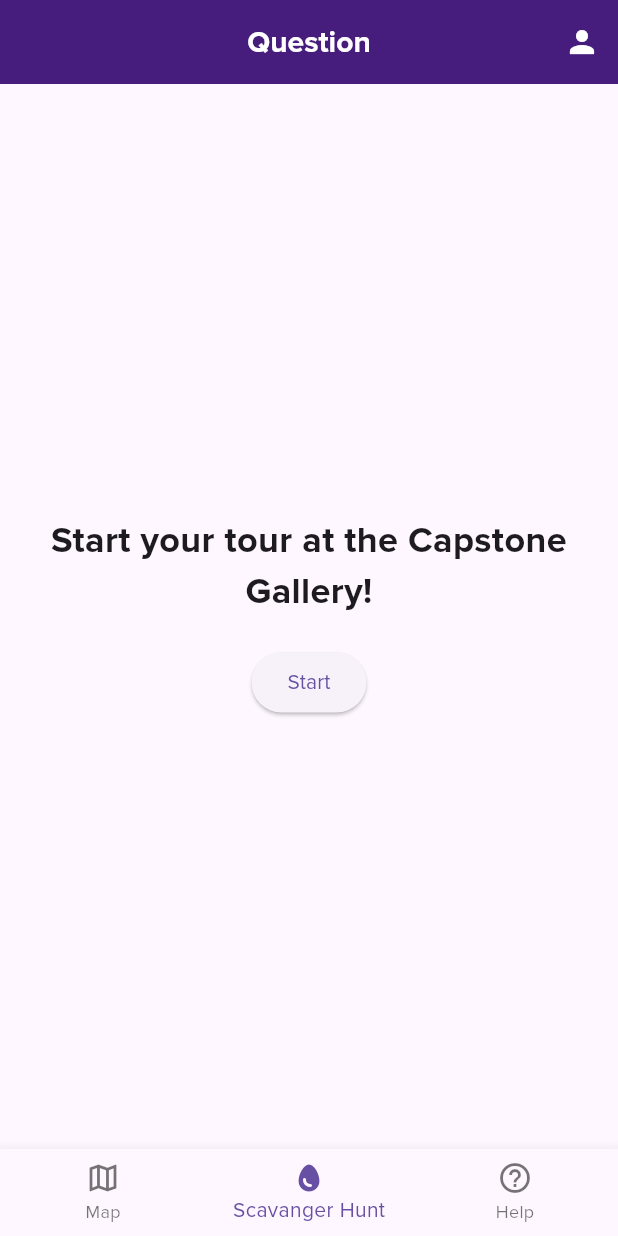
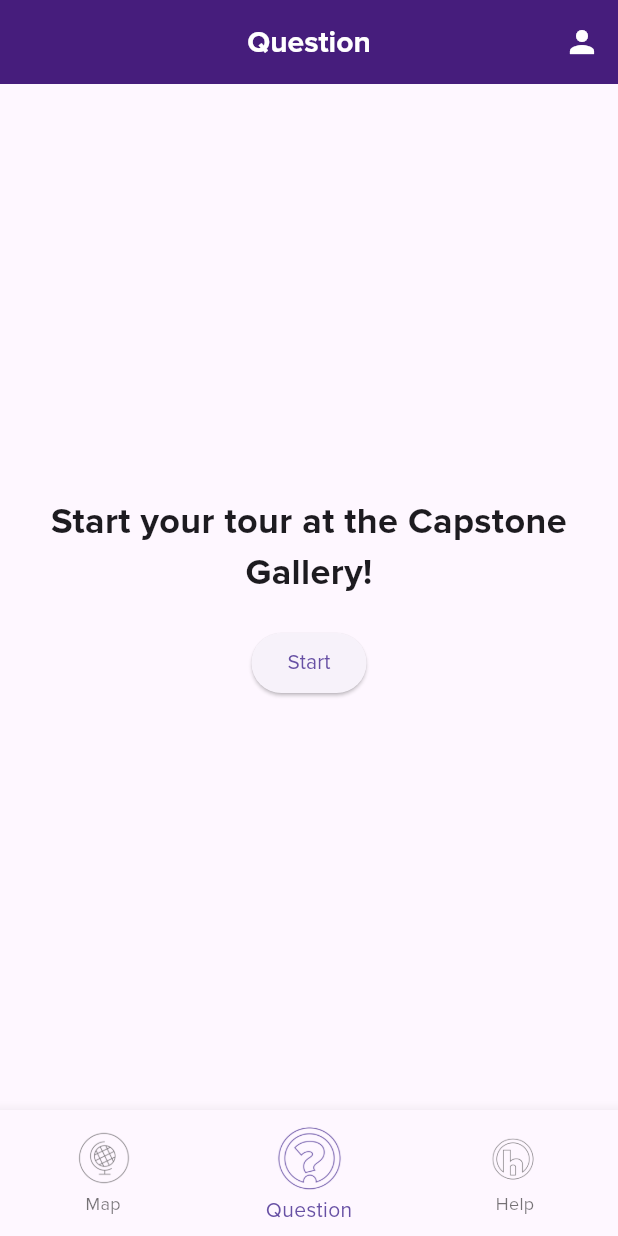
Before and after one commit to Jacon-ator/Flutter_Scav_App, a Flutter app: the HomeScreen screen opened directly with empty values, item 2 of the bottom bar chosen, on a phone screen of 412 x 824 dp. Run offline on Flutter 3.47's test engine with Material 3 defaults, Android fonts, the phone set to English and light mode, and no system bars.

Commit message:
Updated NavBar Icons

```diff
--- a/lib/main.dart
+++ b/lib/main.dart
@@ -229,17 +229,22 @@ class _HomeScreenState extends State<HomeScreen> {
       bottomNavigationBar: BottomNavigationBar(
         currentIndex: _selectedIndex,
         onTap: _onItemTapped,
-        items: const [
+        iconSize: 40, // Base size for icons
+        selectedIconTheme:
+            const IconThemeData(size: 50), // Size for selected icon
+        unselectedIconTheme:
+            const IconThemeData(size: 40), // Size for unselected icons
+        items: [
           BottomNavigationBarItem(
-            icon: Icon(Icons.map_outlined),
+            icon: ImageIcon(AssetImage('assets/Map_Icon.png')),
             label: 'Map',
           ),
           BottomNavigationBarItem(
-            icon: Icon(Icons.egg),
-            label: 'Scavanger Hunt',
+            icon: ImageIcon(AssetImage('assets/Question_Icon.png')),
+            label: 'Question',
           ),
           BottomNavigationBarItem(
-            icon: Icon(Icons.help_outline_sharp),
+            icon: ImageIcon(AssetImage('assets/Help_Icon.png')),
             label: 'Help',
           ),
         ],
--- a/pubspec.yaml
+++ b/pubspec.yaml
@@ -69,6 +69,9 @@ flutter:
   - assets/LSU_Logo.png
   - assets/PFT_First_Floor.jpg
   - assets/PFT_Second_Floor.jpg
+  - assets/Help_Icon.png
+  - assets/Map_Icon.png
+  - assets/Question_Icon.png
 
   # An image asset can refer to one or more resolution-specific "variants", see
   # https://flutter.dev/to/resolution-aware-images
```
Also changed, not shown: assets/Help_Icon.png (added), assets/Map_Icon.png (added), assets/Question_Icon.png (added).
